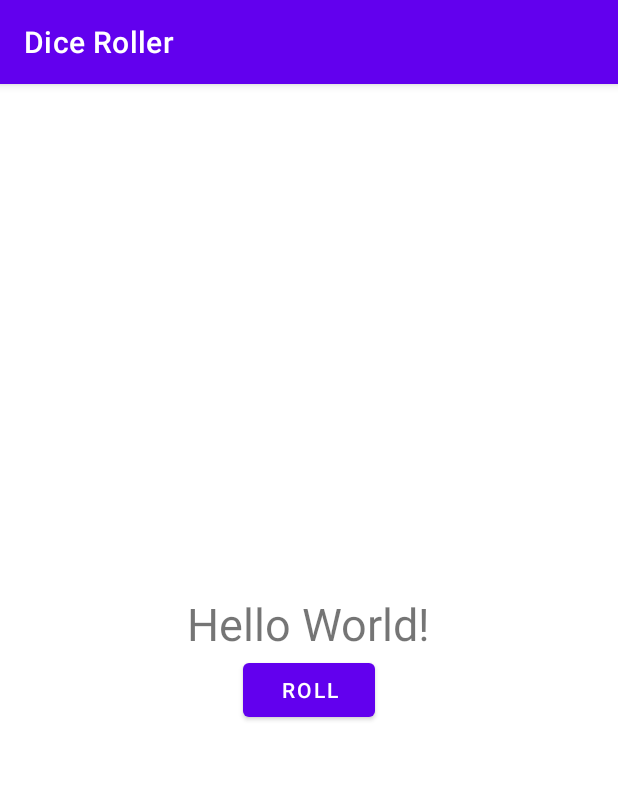
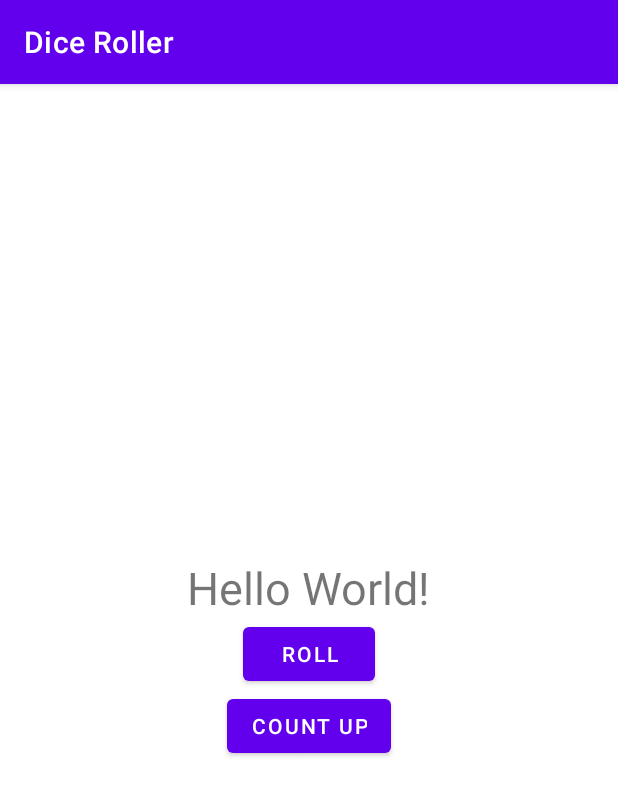
Before and after one commit to Int3ll3kt/Dice_Roller, an Android app: the screen it shows after launch (MainActivity), on a phone screen of 412 x 824 dp. Shown: the top 796 px of the screen. Run offline under Robolectric (Android 15) with nearby library versions, the phone set to English and light mode, and no system bars.

Commit message:
Completed Coding Challenge 7 Challenge: Add a second button to the app labeled "Count Up" that appears just below the Roll button. When tapped, the Count Up button should get the current value of the result text view, add 1 to it, and update the text view. Make sure you handle these edge cases:
If the result text view does not yet contain a number (that is, if the text view still has the default "Hello World" string), set the result text to 1.
If the number is already 6, do nothing.
Changing Text with the click of a Button using the onclick listener.

1 Warning: A variable is assigned to itself. I look forware to a better approach in the future.

```diff
--- a/app/src/main/res/layout/activity_main.xml
+++ b/app/src/main/res/layout/activity_main.xml
@@ -24,5 +24,13 @@
         android:text="@string/roll_label"
         android:layout_gravity="center_horizontal"/>
 
+    <Button
+        android:id="@+id/count_up_button"
+        android:layout_width="wrap_content"
+        android:layout_height="wrap_content"
+        android:text="@string/count_up_label"
+        android:layout_gravity="center_horizontal"
+        />
+
 
 </LinearLayout>
--- a/app/src/main/res/values/strings.xml
+++ b/app/src/main/res/values/strings.xml
@@ -1,4 +1,5 @@
 <resources>
     <string name="app_name">Dice Roller</string>
     <string name="roll_label">Roll</string>
+    <string name="count_up_label">Count Up</string>
 </resources>
```
Also changed, not shown: app/src/main/java/com/example/diceroller/MainActivity.kt (+28 -2 lines).
